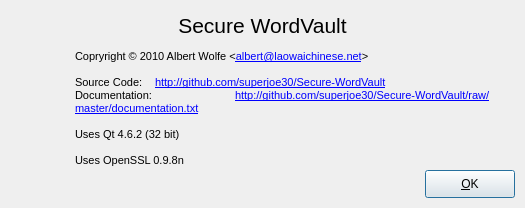
Qt form AboutDialog.ui (andrewrk/Secure-WordVault) before a commit.
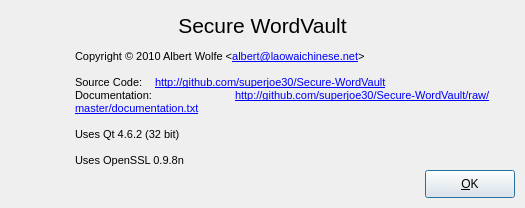
The same form after that commit. Icons and pictures are not drawn.

Commit message: Spelling error

```diff
--- a/AboutDialog.ui
+++ b/AboutDialog.ui
@@ -27,7 +27,7 @@
 &lt;html&gt;&lt;head&gt;&lt;meta name=&quot;qrichtext&quot; content=&quot;1&quot; /&gt;&lt;style type=&quot;text/css&quot;&gt;
 p, li { white-space: pre-wrap; }
 &lt;/style&gt;&lt;/head&gt;&lt;body style=&quot; font-family:'MS Shell Dlg 2'; font-size:8.25pt; font-weight:400; font-style:normal;&quot;&gt;
-&lt;p style=&quot; margin-top:0px; margin-bottom:0px; margin-left:0px; margin-right:0px; -qt-block-indent:0; text-indent:0px;&quot;&gt;&lt;span style=&quot; font-size:8pt;&quot;&gt;Copryright © 2010 Albert Wolfe &amp;lt;&lt;/span&gt;&lt;a href=&quot;mailto:albert@laowaichinese.net&quot;&gt;&lt;span style=&quot; font-size:8pt; text-decoration: underline; color:#0000ff;&quot;&gt;albert@laowaichinese.net&lt;/span&gt;&lt;/a&gt;&lt;span style=&quot; font-size:8pt;&quot;&gt;&amp;gt;&lt;/span&gt;&lt;/p&gt;
+&lt;p style=&quot; margin-top:0px; margin-bottom:0px; margin-left:0px; margin-right:0px; -qt-block-indent:0; text-indent:0px;&quot;&gt;&lt;span style=&quot; font-size:8pt;&quot;&gt;Copyright © 2010 Albert Wolfe &amp;lt;&lt;/span&gt;&lt;a href=&quot;mailto:albert@laowaichinese.net&quot;&gt;&lt;span style=&quot; font-size:8pt; text-decoration: underline; color:#0000ff;&quot;&gt;albert@laowaichinese.net&lt;/span&gt;&lt;/a&gt;&lt;span style=&quot; font-size:8pt;&quot;&gt;&amp;gt;&lt;/span&gt;&lt;/p&gt;
 &lt;p style=&quot;-qt-paragraph-type:empty; margin-top:0px; margin-bottom:0px; margin-left:0px; margin-right:0px; -qt-block-indent:0; text-indent:0px; font-size:8pt;&quot;&gt;&lt;/p&gt;
 &lt;p style=&quot; margin-top:0px; margin-bottom:0px; margin-left:0px; margin-right:0px; -qt-block-indent:0; text-indent:0px;&quot;&gt;&lt;span style=&quot; font-size:8pt;&quot;&gt;Source Code: 	&lt;/span&gt;&lt;a href=&quot;http://github.com/superjoe30/Secure-WordVault&quot;&gt;&lt;span style=&quot; font-size:8pt; text-decoration: underline; color:#0000ff;&quot;&gt;http://github.com/superjoe30/Secure-WordVault&lt;/span&gt;&lt;/a&gt;&lt;/p&gt;
 &lt;p style=&quot; margin-top:0px; margin-bottom:0px; margin-left:0px; margin-right:0px; -qt-block-indent:0; text-indent:0px;&quot;&gt;&lt;span style=&quot; font-size:8pt;&quot;&gt;Documentation: 	&lt;/span&gt;&lt;a href=&quot;http://github.com/superjoe30/Secure-WordVault/raw/master/documentation.txt&quot;&gt;&lt;span style=&quot; font-size:8pt; text-decoration: underline; color:#0000ff;&quot;&gt;http://github.com/superjoe30/Secure-WordVault/raw/master/documentation.txt&lt;/span&gt;&lt;/a&gt;&lt;/p&gt;
```
